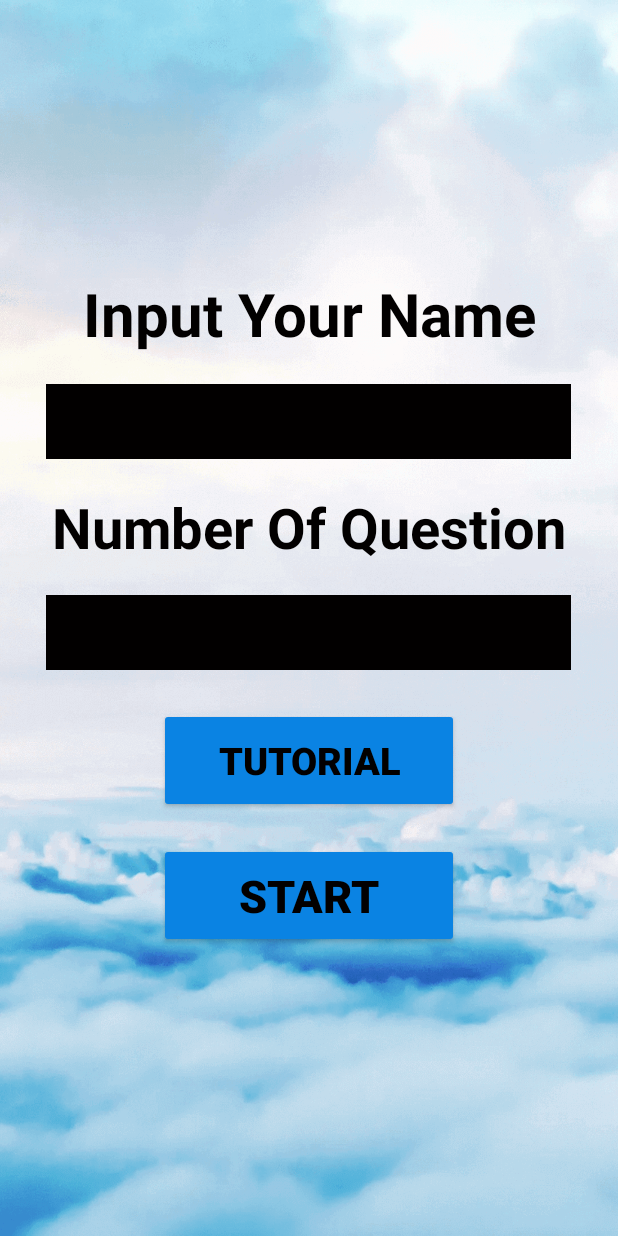
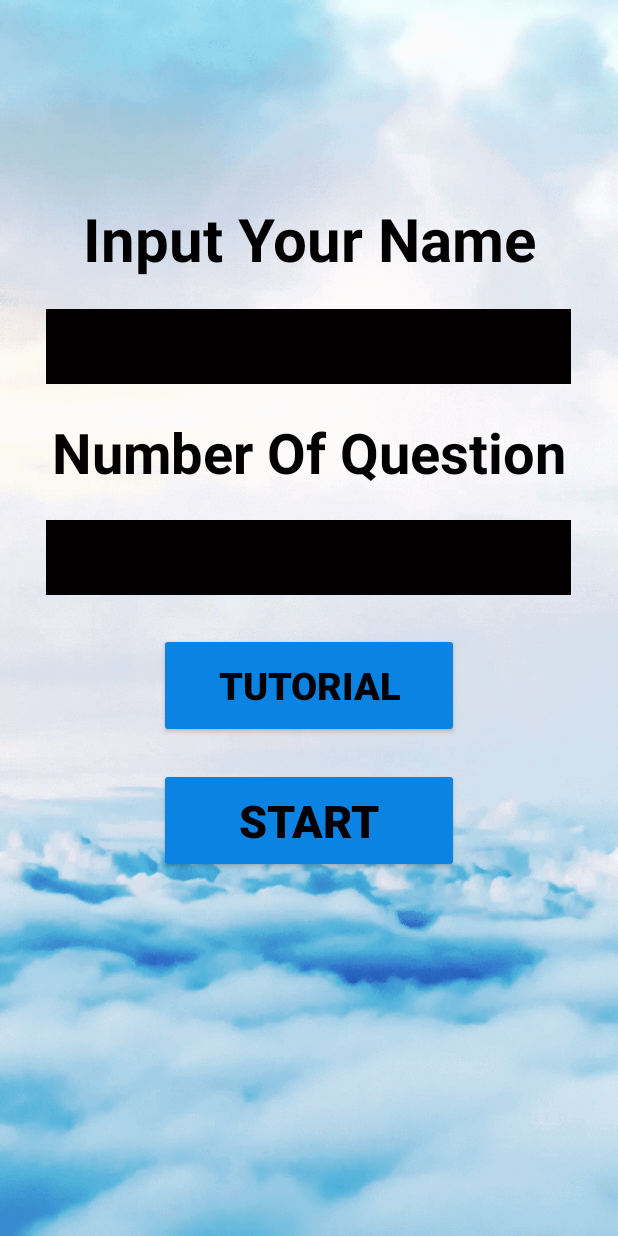
Before and after one commit to vitramkhoi2044/ProjectLearningEnglish, an Android app: the activity_nhap screen opened directly, with no data from a screen before it, on a phone screen of 412 x 824 dp. Run offline under Robolectric (Android 15) with nearby library versions, the phone set to English and light mode, and no system bars; Roboto replaces fonts that are not available here.

Commit message:
update layout activity_nhap

```diff
--- a/Learning English/app/src/main/res/layout/activity_nhap.xml
+++ b/Learning English/app/src/main/res/layout/activity_nhap.xml
@@ -7,7 +7,7 @@
     <RelativeLayout
         android:id="@+id/TxtLayoutCenter"
         android:layout_width="400dp"
-        android:layout_height="500dp"
+        android:layout_height="600dp"
         android:layout_centerVertical="true"
         android:layout_centerHorizontal="true"
 
```
